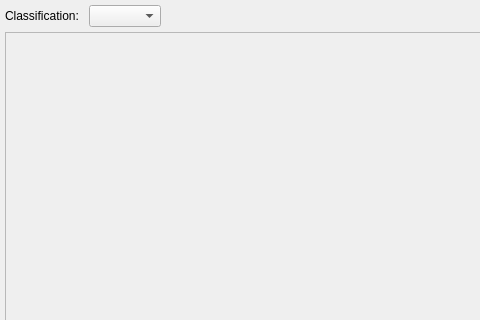
Qt form src/MovieMator/ResourceDockGenerator/basedockwidget.ui (hansewu/MovieMator) before a commit; both pictures show x 0 to 480 and y 0 to 320 of the 625 by 430 pixel window.
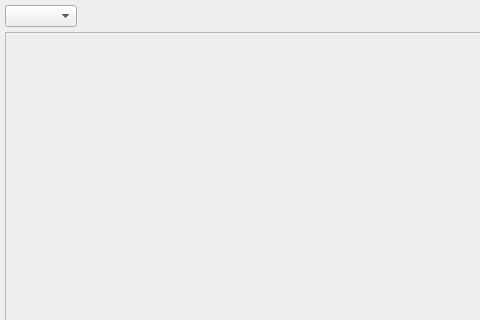
The same form after that commit.

Commit message: Make the resourcedock interface size fit at least 1280 wide resolution. #697

What changed in the file:
```diff
--- a/src/MovieMator/ResourceDockGenerator/basedockwidget.ui
+++ b/src/MovieMator/ResourceDockGenerator/basedockwidget.ui
@@ -49,28 +49,6 @@
         <property name="spacing">
          <number>10</number>
         </property>
-        <item>
-         <widget class="QLabel" name="classlabe">
-          <property name="enabled">
-           <bool>true</bool>
-          </property>
-          <property name="sizePolicy">
-           <sizepolicy hsizetype="Fixed" vsizetype="Fixed">
-            <horstretch>0</horstretch>
-            <verstretch>0</verstretch>
-           </sizepolicy>
-          </property>
-          <property name="minimumSize">
-           <size>
-            <width>0</width>
-            <height>0</height>
-           </size>
-          </property>
-          <property name="text">
-           <string>Classification:</string>
-          </property>
-         </widget>
-        </item>
         <item>
          <widget class="QComboBox" name="comboBox_class">
           <property name="sizePolicy">
```
The commit also changes 4 other files.
